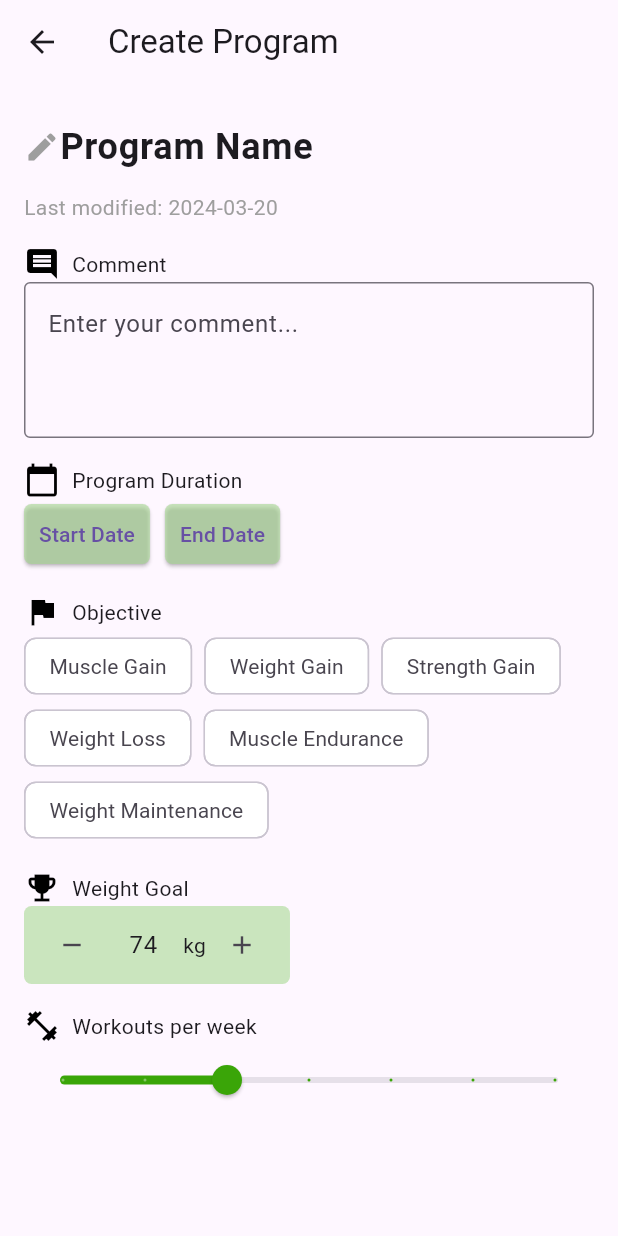
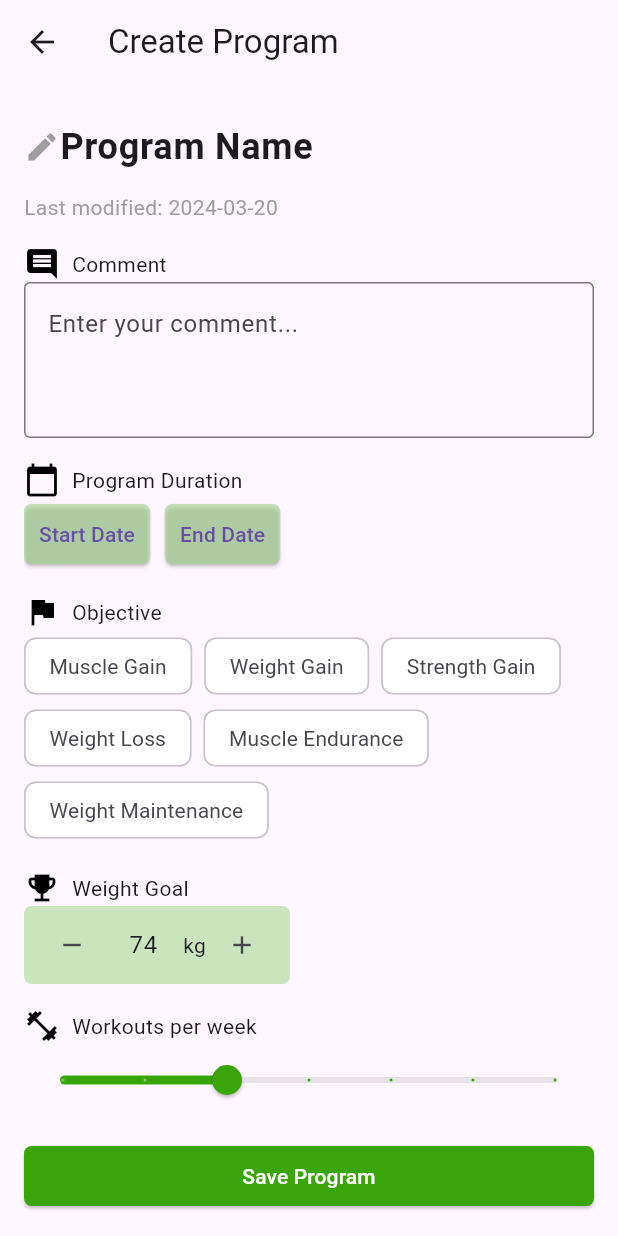
Before and after one commit to remybms/sportin-app, a Flutter app: the CreateProgramPage screen opened directly, after a tap on the "remove" icon, on a phone screen of 412 x 824 dp. Run offline on Flutter 3.47's test engine with Material 3 defaults, Android fonts, the phone set to English and light mode, and no system bars.

Commit message:
🚀btn template, added new page, used btn template

```diff
--- a/lib/create-program/create_program.dart
+++ b/lib/create-program/create_program.dart
@@ -1,17 +1,21 @@
 import 'package:flutter/material.dart';
 import 'package:intl/intl.dart';
+import '../widgets/green-btn.dart';
 
 const Color vertMix = Color(0x99A7D992); // 0x99 = 60% opacity
 const Color vert = Color(0xFF3AA508);
+
 class CreateProgramPage extends StatefulWidget {
   @override
   _CreateProgramPageState createState() => _CreateProgramPageState();
 }
 
 class _CreateProgramPageState extends State<CreateProgramPage> {
-  TextEditingController _programNameController = TextEditingController(text: "Program Name");
+  TextEditingController _programNameController =
+      TextEditingController(text: "Program Name");
   TextEditingController _commentController = TextEditingController();
-  TextEditingController _weightController = TextEditingController(text: "75");
+  TextEditingController _weightController =
+      TextEditingController(text: "75");
   DateTime? _startDate;
   DateTime? _endDate;
   final DateFormat _dateFormat = DateFormat('yyyy-MM-dd');
@@ -27,7 +31,8 @@ class _CreateProgramPageState extends State<CreateProgramPage> {
   int _workoutsPerWeek = 3;
 
   Future<void> _selectDate(BuildContext context, bool isStartDate) async {
-    DateTime initialDate = isStartDate ? _startDate ?? DateTime.now() : _endDate ?? DateTime.now();
+    DateTime initialDate =
+        isStartDate ? _startDate ?? DateTime.now() : _endDate ?? DateTime.now();
     final DateTime? picked = await showDatePicker(
       context: context,
       initialDate: initialDate,
@@ -59,12 +64,14 @@ class _CreateProgramPageState extends State<CreateProgramPage> {
   Widget build(BuildContext context) {
     return Scaffold(
       appBar: AppBar(title: Text("Create Program")),
-      body: Padding(
+      body: Stack(
+        children: [
+          Padding(
             padding: const EdgeInsets.all(16.0),
+            child: SingleChildScrollView(
               child: Column(
                 crossAxisAlignment: CrossAxisAlignment.start,
                 children: [
-
                   // Program Name
                   Row(
                     children: [
@@ -72,10 +79,9 @@ class _CreateProgramPageState extends State<CreateProgramPage> {
                       Expanded(
                         child: TextField(
                           controller: _programNameController,
-                    style: TextStyle(fontSize: 24, fontWeight: FontWeight.bold),
-                    decoration: InputDecoration(
-                      border: InputBorder.none,
-                    ),
+                          style: TextStyle(
+                              fontSize: 24, fontWeight: FontWeight.bold),
+                          decoration: InputDecoration(border: InputBorder.none),
                         ),
                       ),
                     ],
@@ -116,11 +122,12 @@ class _CreateProgramPageState extends State<CreateProgramPage> {
                   Row(
                     mainAxisAlignment: MainAxisAlignment.start,
                     children: [
-                // Start Date btn
+                      // Start Date Button
                       ElevatedButton(
                         onPressed: () => _selectDate(context, true),
                         style: ElevatedButton.styleFrom(
-                    padding: EdgeInsets.symmetric(horizontal: 10, vertical: 8),
+                          padding: EdgeInsets.symmetric(
+                              horizontal: 10, vertical: 8),
                           shape: RoundedRectangleBorder(
                             borderRadius: BorderRadius.circular(5),
                           ),
@@ -135,11 +142,12 @@ class _CreateProgramPageState extends State<CreateProgramPage> {
                       ),
                       SizedBox(width: 10),
 
-                // End date btn
+                      // End Date Button
                       ElevatedButton(
                         onPressed: () => _selectDate(context, false),
                         style: ElevatedButton.styleFrom(
-                    padding: EdgeInsets.symmetric(horizontal: 10, vertical: 8),
+                          padding: EdgeInsets.symmetric(
+                              horizontal: 10, vertical: 8),
                           shape: RoundedRectangleBorder(
                             borderRadius: BorderRadius.circular(5),
                           ),
@@ -154,7 +162,7 @@ class _CreateProgramPageState extends State<CreateProgramPage> {
                       ),
                       SizedBox(width: 10),
 
-                // Program duration (Weeks)
+                      // Program Duration (Weeks)
                       if (_startDate != null && _endDate != null)
                         Text(
                           "${_endDate!.difference(_startDate!).inDays ~/ 7} weeks",
@@ -164,7 +172,7 @@ class _CreateProgramPageState extends State<CreateProgramPage> {
                   ),
                   SizedBox(height: 16),
 
-            // Program obj
+                  // Program Objectives
                   Row(
                     children: [
                       Icon(Icons.flag, color: Colors.black),
@@ -175,7 +183,8 @@ class _CreateProgramPageState extends State<CreateProgramPage> {
                   Wrap(
                     spacing: 8.0,
                     children: _objectives.map((objective) {
-                bool isSelected = _selectedObjectives.contains(objective);
+                      bool isSelected =
+                          _selectedObjectives.contains(objective);
                       return ChoiceChip(
                         label: Text(objective),
                         selected: isSelected,
@@ -183,14 +192,16 @@ class _CreateProgramPageState extends State<CreateProgramPage> {
                         selectedColor: vertMix,
                         backgroundColor: Colors.white,
                         labelStyle: TextStyle(
-                    fontWeight: isSelected ? FontWeight.bold : FontWeight.normal,
+                          fontWeight: isSelected
+                              ? FontWeight.bold
+                              : FontWeight.normal,
                         ),
                       );
                     }).toList(),
                   ),
                   SizedBox(height: 16),
 
-            // Program Weight Goal
+                  // Weight Goal
                   Row(
                     children: [
                       Icon(Icons.emoji_events, color: Colors.black),
@@ -211,8 +222,8 @@ class _CreateProgramPageState extends State<CreateProgramPage> {
                           icon: Icon(Icons.remove, size: 20),
                           onPressed: () {
                             setState(() {
-                        int weight = int.tryParse(_weightController.text) ?? 75;
-                        // min weight 30
+                              int weight =
+                                  int.tryParse(_weightController.text) ?? 75;
                               if (weight > 30) weight--;
                               _weightController.text = weight.toString();
                             });
@@ -225,9 +236,6 @@ class _CreateProgramPageState extends State<CreateProgramPage> {
                             keyboardType: TextInputType.number,
                             textAlign: TextAlign.center,
                             decoration: InputDecoration(border: InputBorder.none),
-                      onChanged: (value) {
-                        setState(() {});
-                      },
                           ),
                         ),
                         Text("kg"),
@@ -235,8 +243,8 @@ class _CreateProgramPageState extends State<CreateProgramPage> {
                           icon: Icon(Icons.add, size: 20),
                           onPressed: () {
                             setState(() {
-                        int weight = int.tryParse(_weightController.text) ?? 75;
-                        // max weight 200
+                              int weight =
+                                  int.tryParse(_weightController.text) ?? 75;
                               if (weight < 200) weight++;
                               _weightController.text = weight.toString();
                             });
@@ -269,8 +277,25 @@ class _CreateProgramPageState extends State<CreateProgramPage> {
                       });
                     },
                   ),
+                  SizedBox(height: 80),
                 ],
               ),
+            ),
+          ),
+
+          // Save prog btn
+          Positioned(
+            bottom: 16,
+            left: 16,
+            right: 16,
+            child: CustomButton(
+              text: "Save Program",
+              onPressed: () {
+                // to add
+              },
+            ),
+          ),
+        ],
       ),
     );
   }
--- /dev/null
+++ b/lib/widgets/green-btn.dart
@@ -0,0 +1,31 @@
+import 'package:flutter/material.dart';
+
+const Color vert = Color(0xFF3AA508);
+
+class CustomButton extends StatelessWidget {
+  final String text;
+  final VoidCallback onPressed;
+
+  const CustomButton({
+    Key? key,
+    required this.text,
+    required this.onPressed,
+  }) : super(key: key);
+
+  @override
+  Widget build(BuildContext context) {
+    return ElevatedButton(
+      style: ElevatedButton.styleFrom(
+        backgroundColor: vert,
+        shape: RoundedRectangleBorder(
+          borderRadius: BorderRadius.circular(5),
+        ),
+      ),
+      onPressed: onPressed,
+      child: Text(
+        text,
+        style: const TextStyle(color: Colors.white),
+      ),
+    );
+  }
+}
```
Also changed, not shown: lib/create-program/add_exercice_program.dart (added). Lines whose indentation alone changed are shown as unchanged.
